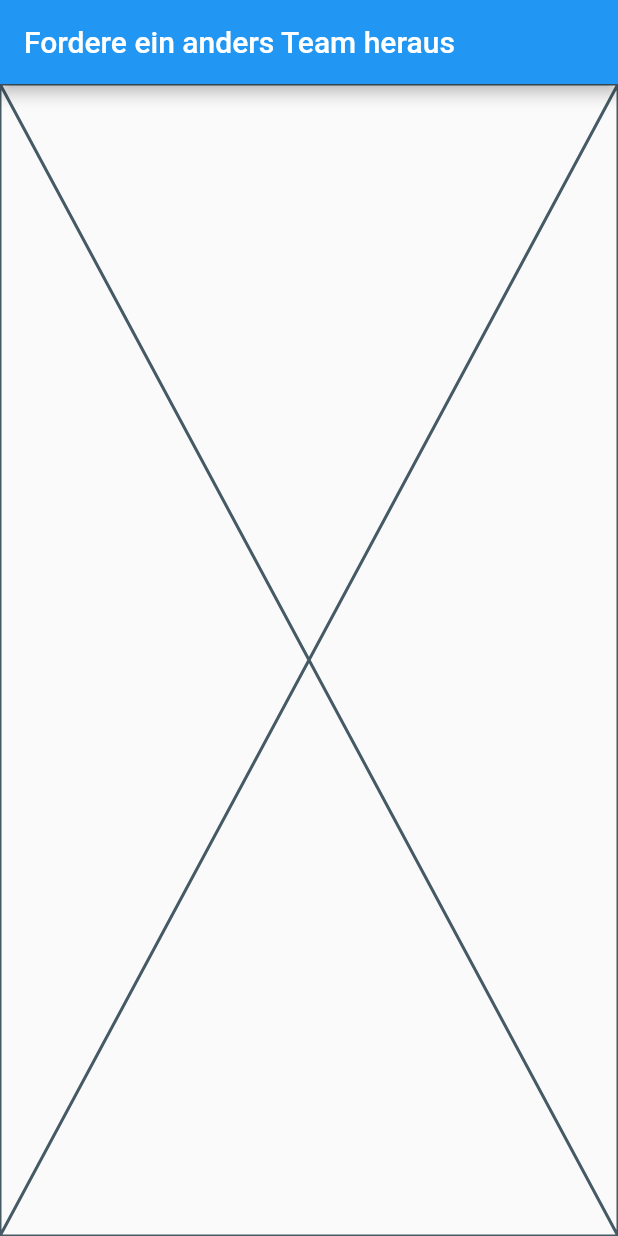
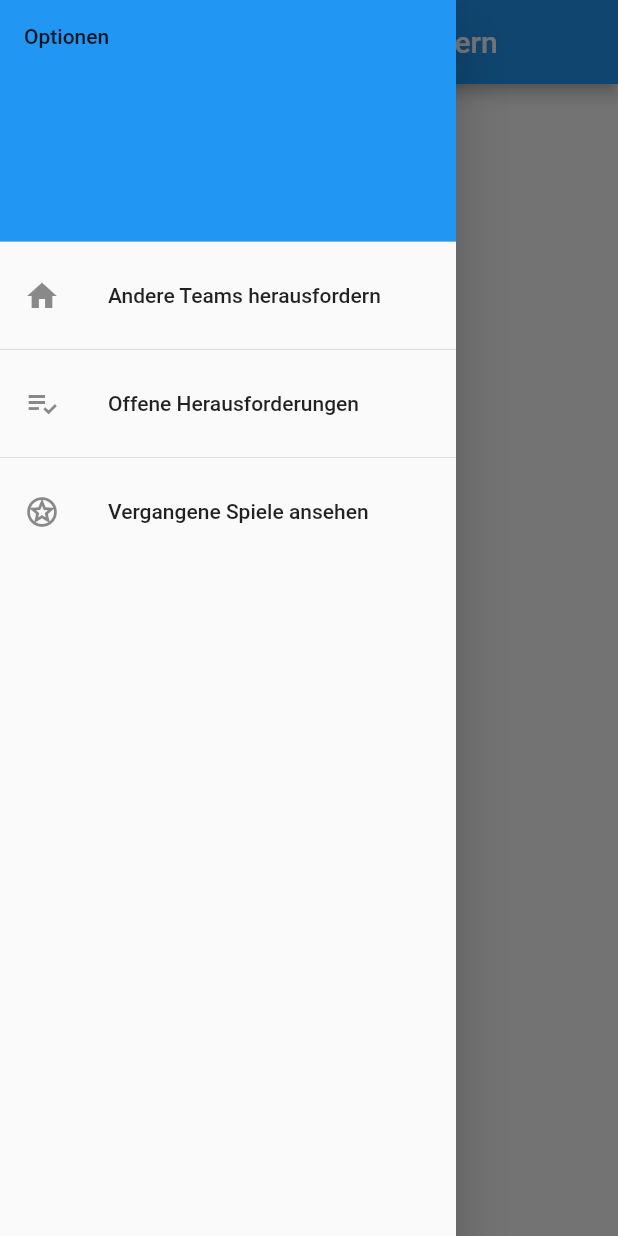
Before and after one commit to TimAlber/SoccerMatchFinder, a Flutter app: the screen it shows once a user with an empty profile is signed in, with the side drawer open (before the commit the screen has no drawer), on a phone screen of 412 x 824 dp. Run offline on Flutter 3.47's test engine with Material 2 defaults, Android fonts, the light colour scheme and no system bars; our stand-ins replace cloud_firestore, firebase_auth, firebase_core, logger; missing offline and left inert: flutterfire_ui; accounts and stored records are empty; network calls fail.

Commit message:
added menu

```diff
--- /dev/null
+++ b/lib/home/challenge-others.dart
@@ -0,0 +1,18 @@
+import 'package:flutter/material.dart';
+
+class ChallengeOthers extends StatefulWidget {
+  final topic = 'Fordere ein aderes Team auf';
+  const ChallengeOthers({Key? key}) : super(key: key);
+
+  @override
+  State<ChallengeOthers> createState() => _ChallengeOthersState();
+}
+
+class _ChallengeOthersState extends State<ChallengeOthers> {
+  @override
+  Widget build(BuildContext context) {
+    return Scaffold(
+      body: const Center(child: Text('Bidy')),
+    );
+  }
+}
--- a/lib/home/home-page.dart
+++ b/lib/home/home-page.dart
@@ -1,4 +1,7 @@
 import 'package:flutter/material.dart';
+import 'package:soccer_finder/home/challenge-others.dart';
+import 'package:soccer_finder/home/old-games.dart';
+import 'package:soccer_finder/home/open-challenges.dart';
 
 class HomePage extends StatefulWidget {
   const HomePage({Key? key}) : super(key: key);
@@ -8,13 +11,65 @@ class HomePage extends StatefulWidget {
 }
 
 class _HomePageState extends State<HomePage> {
+
+  Widget body = const ChallengeOthers();
+  var topic = 'Andere Teams herausfordern';
+
   @override
   Widget build(BuildContext context) {
     return Scaffold(
       appBar: AppBar(
-        title: const Text('Fordere ein anders Team heraus'),
+        title: Text(topic),
       ),
-      body: const Placeholder(),
+      body: body,
+      drawer: Drawer(
+        child: ListView(
+          padding: EdgeInsets.zero,
+          children: [
+            const DrawerHeader(
+              decoration: BoxDecoration(
+                color: Colors.blue,
+              ),
+              child: Text('Optionen'),
+            ),
+            ListTile(
+              leading: const Icon(Icons.home),
+              title: const Text('Andere Teams herausfordern'),
+              onTap: () {
+                setState(() {
+                  body = const ChallengeOthers();
+                  topic = 'Andere Teams herausfordern';
+                });
+                Navigator.pop(context);
+              },
+            ),
+            const Divider(),
+            ListTile(
+              leading: const Icon(Icons.playlist_add_check),
+              title: const Text('Offene Herausforderungen'),
+              onTap: () {
+                setState(() {
+                  body = const OpenChallenges();
+                  topic = 'Offene Herausforderungen';
+                });
+                Navigator.pop(context);
+              },
+            ),
+            const Divider(),
+            ListTile(
+              leading: const Icon(Icons.stars_outlined),
+              title: const Text('Vergangene Spiele ansehen'),
+              onTap: () {
+                setState(() {
+                  body = const OldGames();
+                  topic = 'Vergangene Spiele ansehen';
+                });
+                Navigator.pop(context);
+              },
+            ),
+          ],
+        ),
+      ),
     );
   }
 }
--- a/lib/main.dart
+++ b/lib/main.dart
@@ -36,6 +36,7 @@ class _MyAppState extends State<MyApp> {
         });
       } else {
         print('User is currently signed in!');
+        print('user: ${user.displayName!}');
         setState(() {
           home = const HomePage();
         });
```
Also changed, not shown: lib/home/old-games.dart (added, +15 -0 lines), lib/home/open-challenges.dart (added, +15 -0 lines).
